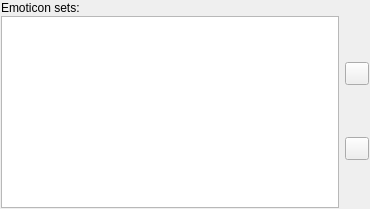
First picture: the form in src/plugins/emoticons/emoticonsoptions.ui, repository xnamed/vacuum-im, before the edit.
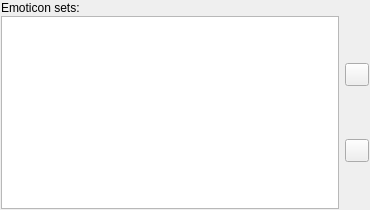
Second picture: the form after the edit.

The edit to the form file:
```diff
--- a/src/plugins/emoticons/emoticonsoptions.ui
+++ b/src/plugins/emoticons/emoticonsoptions.ui
@@ -7,9 +7,15 @@
     <x>0</x>
     <y>0</y>
     <width>370</width>
-    <height>191</height>
+    <height>210</height>
    </rect>
   </property>
+  <property name="sizePolicy">
+   <sizepolicy hsizetype="Preferred" vsizetype="Expanding">
+    <horstretch>0</horstretch>
+    <verstretch>0</verstretch>
+   </sizepolicy>
+  </property>
   <layout class="QVBoxLayout" name="verticalLayout">
    <property name="spacing">
     <number>1</number>
@@ -44,7 +50,7 @@
      <item>
       <widget class="QListWidget" name="lwtEmoticons">
        <property name="sizePolicy">
-        <sizepolicy hsizetype="MinimumExpanding" vsizetype="MinimumExpanding">
+        <sizepolicy hsizetype="Expanding" vsizetype="Expanding">
          <horstretch>0</horstretch>
          <verstretch>0</verstretch>
         </sizepolicy>
```
